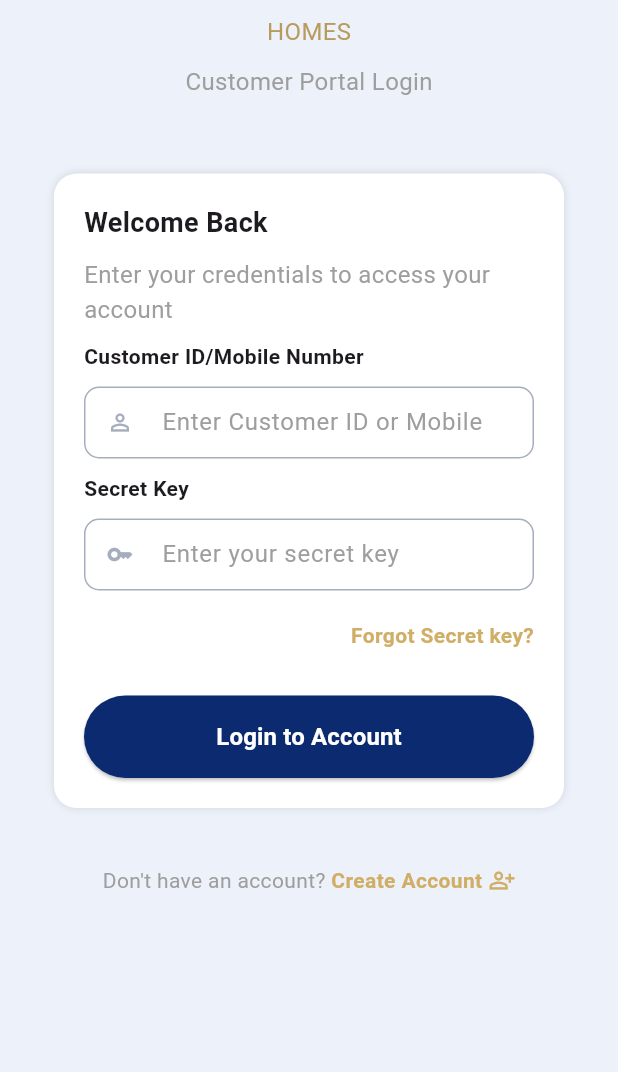
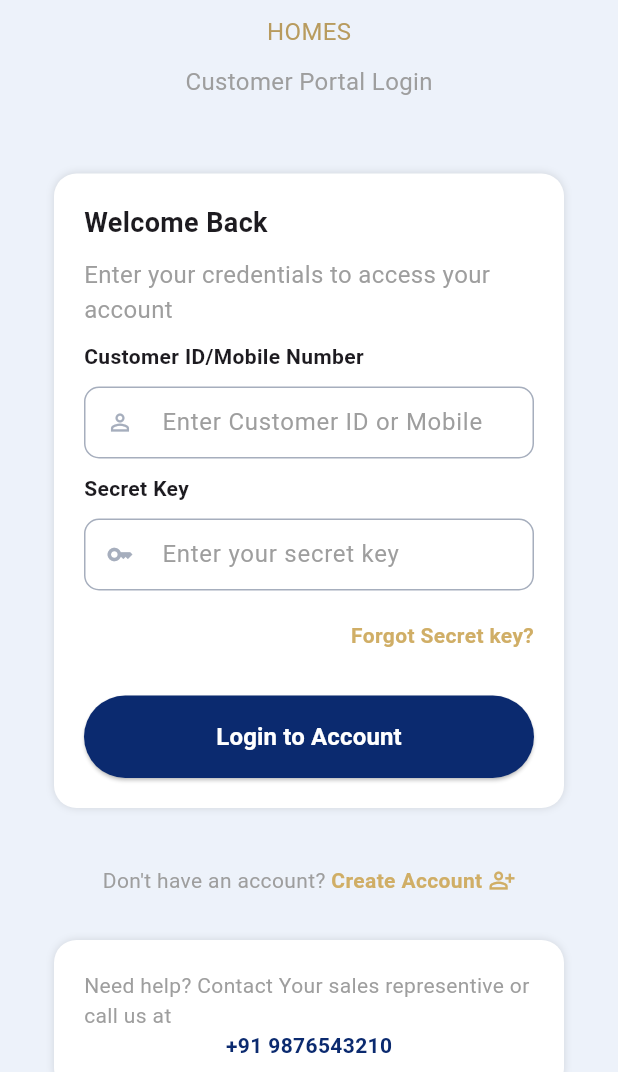
Before and after one commit to RkNani19/cp_app, a Flutter app: the screen it shows after launch, on a phone screen of 412 x 824 dp, the part 164-1236 px from its top. Run offline on Flutter 3.47's test engine with Material 3 defaults, Android fonts, the phone set to English and light mode, and no system bars.

Commit message:
Update login screen

```diff
--- a/lib/view/login_screen.dart
+++ b/lib/view/login_screen.dart
@@ -98,7 +98,10 @@ class _LoginScreenState extends State<LoginScreen> {
                             labelText: "Enter Customer ID or Mobile",
                             floatingLabelBehavior: FloatingLabelBehavior.never,
                             labelStyle: TextStyle(color: Colors.grey),
-                            prefixIcon: Icon(Icons.person_outline,color: Color(0xFFA6AEBD),),
+                            prefixIcon: Icon(
+                              Icons.person_outline,
+                              color: Color(0xFFA6AEBD),
+                            ),
                             enabledBorder: OutlineInputBorder(
                               borderRadius: BorderRadius.circular(10),
                               borderSide: BorderSide(color: Color(0xFFA6AEBD)),
@@ -126,7 +129,10 @@ class _LoginScreenState extends State<LoginScreen> {
                             labelText: "Enter your secret key",
                             floatingLabelBehavior: FloatingLabelBehavior.never,
                             labelStyle: TextStyle(color: Colors.grey),
-                            prefixIcon: Icon(Icons.key_outlined,color: Color(0xFFA6AEBD),),
+                            prefixIcon: Icon(
+                              Icons.key_outlined,
+                              color: Color(0xFFA6AEBD),
+                            ),
                             enabledBorder: OutlineInputBorder(
                               borderRadius: BorderRadius.circular(10),
                               borderSide: BorderSide(color: Color(0xFFA6AEBD)),
@@ -195,11 +201,13 @@ class _LoginScreenState extends State<LoginScreen> {
                       Navigator.push(
                         context,
                         MaterialPageRoute(
-            builder: (context) => const CreateAccount(title: 'Create Account'),
+                          builder: (context) =>
+                              const CreateAccount(title: 'Create Account'),
                         ),
                       );
                     },
-      child: Row( // New Row to hold text and icon together
+                    child: Row(
+                      // New Row to hold text and icon together
                       children: const [
                         Text(
                           "Create Account",
@@ -219,7 +227,48 @@ class _LoginScreenState extends State<LoginScreen> {
                     ),
                   ),
                 ],
+              ),
+
+              Center(
+                child: Padding(
+                  padding: EdgeInsets.all(20),
+                  child: Container(
+                    width: MediaQuery.of(context).size.width * 0.9,
+                    margin: const EdgeInsets.symmetric(
+                      vertical: 10,
+                      horizontal: 16,
+                    ),
+                    padding: const EdgeInsets.all(20),
+                    decoration: BoxDecoration(
+                      color: Colors.white,
+                      borderRadius: BorderRadius.circular(15),
+                      boxShadow: [
+                        BoxShadow(blurRadius: 4, color: Colors.black12),
+                      ],
+                    ),
+                    child: Wrap(
+  alignment: WrapAlignment.center,
+  children: [
+    Text(
+      "Need help? Contact Your sales representive or call us at ",
+      style: TextStyle(color: Colors.grey),
+    ),
+    GestureDetector(
+      onTap: () {},
+      child: Text(
+        "+91 9876543210",
+        style: TextStyle(
+          fontSize: 14,
+          color: Color(0xFF0B2A6F),
+          fontWeight: FontWeight.bold,
+        ),
+      ),
+    ),
+  ],
 )
+                  ),
+                ),
+              ),
             ],
           ),
         ),
```
Lines whose indentation alone changed are shown as unchanged.
